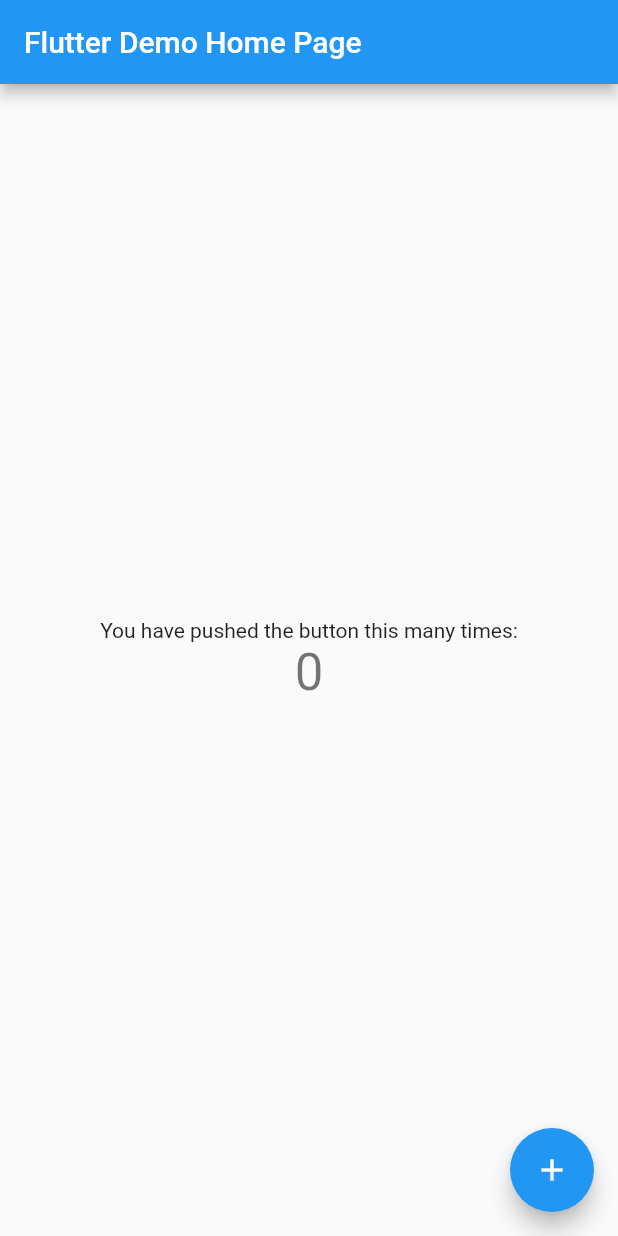
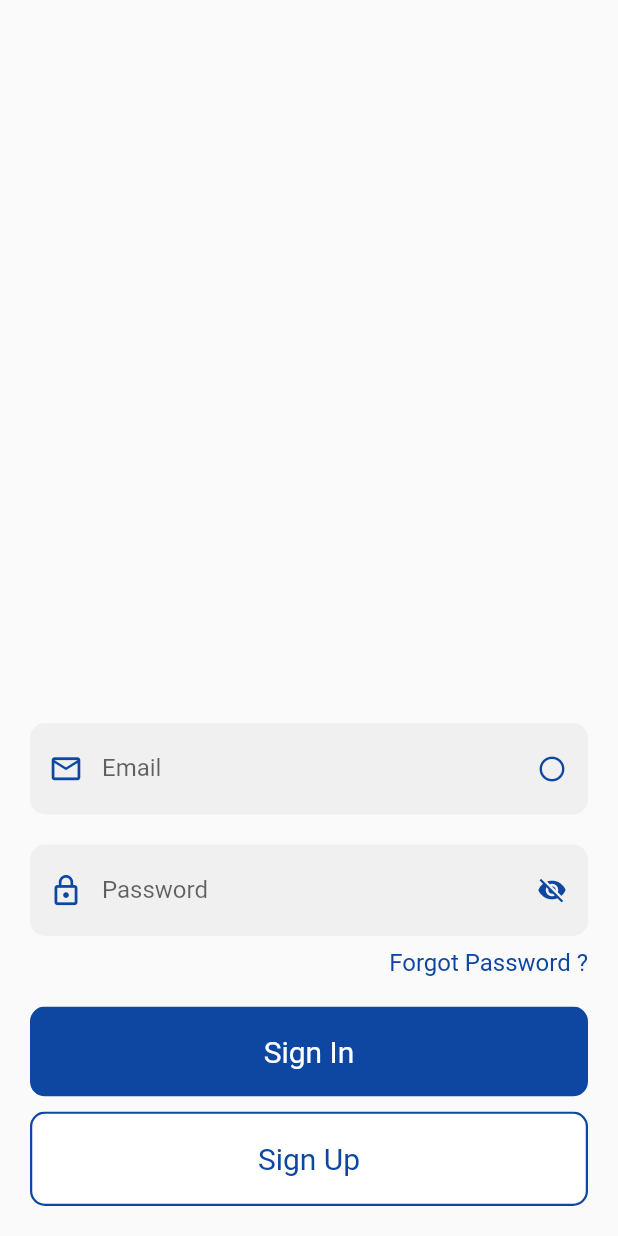
Before and after one commit to omar-hadek/animated-Login-, a Flutter app: the screen it shows after launch, on a phone screen of 412 x 824 dp. Run offline on Flutter 3.47's test engine with Material 2 defaults, Android fonts, the phone set to English and light mode, and no system bars.

Commit message:
building and and validating textfields using provider

```diff
--- a/lib/login_screen.dart
+++ b/lib/login_screen.dart
@@ -0,0 +1,67 @@
+import 'package:animated_login_app/models/home_model.dart';
+import 'package:animated_login_app/widgets/button_widget.dart';
+import 'package:animated_login_app/widgets/text_field_widget.dart';
+import 'package:flutter/material.dart';
+import 'package:provider/provider.dart';
+
+class LoginScreen extends StatefulWidget {
+  const LoginScreen({Key? key}) : super(key: key);
+
+  @override
+  _LoginScreenState createState() => _LoginScreenState();
+}
+
+class _LoginScreenState extends State<LoginScreen> {
+
+  @override
+  Widget build(BuildContext context) {
+    final model = Provider.of<HomeModel>(context);
+    return Scaffold(
+      body: Padding(
+        padding: const EdgeInsets.all(20.0),
+        child: Column(
+          mainAxisAlignment: MainAxisAlignment.end,
+          children: [
+            TextFieldWidget(
+                labelText: 'Email',
+                prefixIconData: Icons.email_outlined,
+                suffixIconData: model.isValid? Icons.check_circle_sharp : Icons.radio_button_unchecked,
+                obsecureText: false,
+                onChanged:(value){
+                  model.isValidEmail(value);
+                }),
+            SizedBox(
+              height: 20.0,
+            ),
+            Column(
+              crossAxisAlignment: CrossAxisAlignment.end,
+              children: [
+                TextFieldWidget(
+                    labelText: 'Password',
+                    prefixIconData: Icons.lock_outline,
+                    suffixIconData: model.isVisible ? Icons.visibility: Icons.visibility_off,
+                    obsecureText:  model.isVisible? false: true,
+                    onChanged: (){}
+                   ),
+                SizedBox(
+                  height: 8.0,
+                ),
+                Text('Forgot Password ?',
+                    style: TextStyle(
+                        fontSize: 16.0, color: Theme.of(context).primaryColor))
+              ],
+            ),
+            SizedBox(
+              height: 20.0,
+            ),
+            ButtonWidget(title: 'Sign In', hasBorder: false),
+            SizedBox(
+              height: 10.0,
+            ),
+            ButtonWidget(title: 'Sign Up', hasBorder: true),
+          ],
+        ),
+      ),
+    );
+  }
+}
--- a/lib/main.dart
+++ b/lib/main.dart
@@ -1,113 +1,26 @@
+import 'package:animated_login_app/models/home_model.dart';
 import 'package:flutter/material.dart';
+import './login_screen.dart';
+import 'package:provider/provider.dart';
 
 void main() {
   runApp(MyApp());
 }
-
 class MyApp extends StatelessWidget {
-  // This widget is the root of your application.
-  @override
-  Widget build(BuildContext context) {
-    return MaterialApp(
-      title: 'Flutter Demo',
-      theme: ThemeData(
-        // This is the theme of your application.
-        //
-        // Try running your application with "flutter run". You'll see the
-        // application has a blue toolbar. Then, without quitting the app, try
-        // changing the primarySwatch below to Colors.green and then invoke
-        // "hot reload" (press "r" in the console where you ran "flutter run",
-        // or simply save your changes to "hot reload" in a Flutter IDE).
-        // Notice that the counter didn't reset back to zero; the application
-        // is not restarted.
-        primarySwatch: Colors.blue,
-      ),
-      home: MyHomePage(title: 'Flutter Demo Home Page'),
-    );
-  }
-}
-
-class MyHomePage extends StatefulWidget {
-  MyHomePage({Key? key, required this.title}) : super(key: key);
-
-  // This widget is the home page of your application. It is stateful, meaning
-  // that it has a State object (defined below) that contains fields that affect
-  // how it looks.
-
-  // This class is the configuration for the state. It holds the values (in this
-  // case the title) provided by the parent (in this case the App widget) and
-  // used by the build method of the State. Fields in a Widget subclass are
-  // always marked "final".
-
-  final String title;
-
-  @override
-  _MyHomePageState createState() => _MyHomePageState();
-}
-
-class _MyHomePageState extends State<MyHomePage> {
-  int _counter = 0;
-
-  void _incrementCounter() {
-    setState(() {
-      // This call to setState tells the Flutter framework that something has
-      // changed in this State, which causes it to rerun the build method below
-      // so that the display can reflect the updated values. If we changed
-      // _counter without calling setState(), then the build method would not be
-      // called again, and so nothing would appear to happen.
-      _counter++;
-    });
-  }
+  const MyApp({ Key? key }) : super(key: key);
 
   @override
   Widget build(BuildContext context) {
-    // This method is rerun every time setState is called, for instance as done
-    // by the _incrementCounter method above.
-    //
-    // The Flutter framework has been optimized to make rerunning build methods
-    // fast, so that you can just rebuild anything that needs updating rather
-    // than having to individually change instances of widgets.
-    return Scaffold(
-      appBar: AppBar(
-        // Here we take the value from the MyHomePage object that was created by
-        // the App.build method, and use it to set our appbar title.
-        title: Text(widget.title),
+    return ChangeNotifierProvider(
+      create: (context) => HomeModel(),
+    child: MaterialApp(
+      theme: ThemeData(
+        primaryColor: Colors.blue[900],
       ),
-      body: Center(
-        // Center is a layout widget. It takes a single child and positions it
-        // in the middle of the parent.
-        child: Column(
-          // Column is also a layout widget. It takes a list of children and
-          // arranges them vertically. By default, it sizes itself to fit its
-          // children horizontally, and tries to be as tall as its parent.
-          //
-          // Invoke "debug painting" (press "p" in the console, choose the
-          // "Toggle Debug Paint" action from the Flutter Inspector in Android
-          // Studio, or the "Toggle Debug Paint" command in Visual Studio Code)
-          // to see the wireframe for each widget.
-          //
-          // Column has various properties to control how it sizes itself and
-          // how it positions its children. Here we use mainAxisAlignment to
-          // center the children vertically; the main axis here is the vertical
-          // axis because Columns are vertical (the cross axis would be
-          // horizontal).
-          mainAxisAlignment: MainAxisAlignment.center,
-          children: <Widget>[
-            Text(
-              'You have pushed the button this many times:',
-            ),
-            Text(
-              '$_counter',
-              style: Theme.of(context).textTheme.headline4,
-            ),
-          ],
-        ),
-      ),
-      floatingActionButton: FloatingActionButton(
-        onPressed: _incrementCounter,
-        tooltip: 'Increment',
-        child: Icon(Icons.add),
-      ), // This trailing comma makes auto-formatting nicer for build methods.
+      home: LoginScreen(),
+    ),
     );
+
+
   }
 }
--- /dev/null
+++ b/lib/models/home_model.dart
@@ -0,0 +1,28 @@
+import 'package:flutter/cupertino.dart';
+
+class HomeModel extends ChangeNotifier{
+  List emails = ['omar@hmail.com'];
+  get isVisible => _isVisible;
+  bool _isVisible  = false;
+  set isVisible(value){
+    _isVisible  = value;
+    notifyListeners();
+
+  }
+
+
+
+  get isValid => _isValid;
+  bool _isValid = false;
+
+
+  void isValidEmail(String input){
+    if(input == emails.first){
+      _isValid = true;
+    }else{
+      _isValid = false;
+    }
+    notifyListeners();
+
+  }
+}
--- /dev/null
+++ b/lib/widgets/button_widget.dart
@@ -0,0 +1,40 @@
+import 'package:flutter/material.dart';
+
+class ButtonWidget extends StatelessWidget {
+  final String title;
+  final bool hasBorder;
+  const ButtonWidget({ required this.title,required this.hasBorder });
+
+  @override
+  Widget build(BuildContext context) {
+    final mycolor = Theme.of(context).primaryColor;
+    return Material(
+      child: Ink(
+
+        decoration: BoxDecoration(
+          borderRadius: BorderRadius.circular(10.0),
+          color: hasBorder? Colors.white: mycolor,
+          border: hasBorder? Border.all(
+            color: mycolor,
+            width: 1.5,
+          ): Border.fromBorderSide(BorderSide.none),
+        ),
+        child: InkWell(
+          borderRadius: BorderRadius.circular(10),
+          child: Container(
+            height: 60.0,
+            child: Center(
+              child: Text(title,style: TextStyle(
+                color: hasBorder? mycolor:Colors.white,
+                fontSize: 20.0,
+                fontWeight: FontWeight.w400,
+              ),
+
+              ),
+            ),
+          ),
+        ),
+      ),
+    );
+  }
+}
--- a/lib/widgets/text_field_widget.dart
+++ b/lib/widgets/text_field_widget.dart
@@ -0,0 +1,60 @@
+import 'package:animated_login_app/models/home_model.dart';
+import 'package:flutter/material.dart';
+import 'package:provider/provider.dart';
+
+class TextFieldWidget extends StatelessWidget {
+  final String labelText;
+  final IconData prefixIconData;
+  final IconData? suffixIconData;
+  final bool obsecureText;
+  final Function  onChanged;
+
+  const TextFieldWidget(
+      {required this.labelText,
+      required this.prefixIconData,
+      required this.suffixIconData,
+      required this.obsecureText,
+      required this.onChanged});
+
+  @override
+  Widget build(BuildContext context) {
+    final model = Provider.of<HomeModel>(context);
+    return TextField(
+      onChanged:(value) => onChanged(value),
+      style: TextStyle(
+        color: Theme.of(context).primaryColor,
+        fontSize: 18.0,
+      ),
+      cursorColor: Theme.of(context).primaryColor,
+      obscureText: obsecureText,
+      decoration: InputDecoration(
+          labelText: labelText,
+          labelStyle: TextStyle(
+            fontSize:16.0,
+          ),
+          prefixIcon: Icon(
+            prefixIconData,
+            size: 23,
+            color: Theme.of(context).primaryColor,
+          ),
+          suffixIcon: GestureDetector(
+            onTap:(labelText == 'Password')?(){
+              model.isVisible = !model.isVisible;
+            }: (){},
+            child: Icon(
+              suffixIconData,
+              size: 20.0,
+              color: Theme.of(context).primaryColor,
+            ),
+          ),
+          enabledBorder: UnderlineInputBorder(
+            borderSide: BorderSide.none,
+            borderRadius: BorderRadius.circular(10),
+          ),
+          filled: true,
+          focusedBorder: OutlineInputBorder(
+              borderRadius: BorderRadius.circular(10.0),
+              borderSide: BorderSide(color: Theme.of(context).primaryColor))),
+    );
+  }
+}
--- a/pubspec.yaml
+++ b/pubspec.yaml
@@ -28,6 +28,7 @@
   # The following adds the Cupertino Icons font to your application.
   # Use with the CupertinoIcons class for iOS style icons.
   cupertino_icons: ^1.0.2
+  provider: ^6.0.0
 
 dev_dependencies:
   flutter_test:
```
Also changed, not shown: pubspec.lock, 1 other file.
